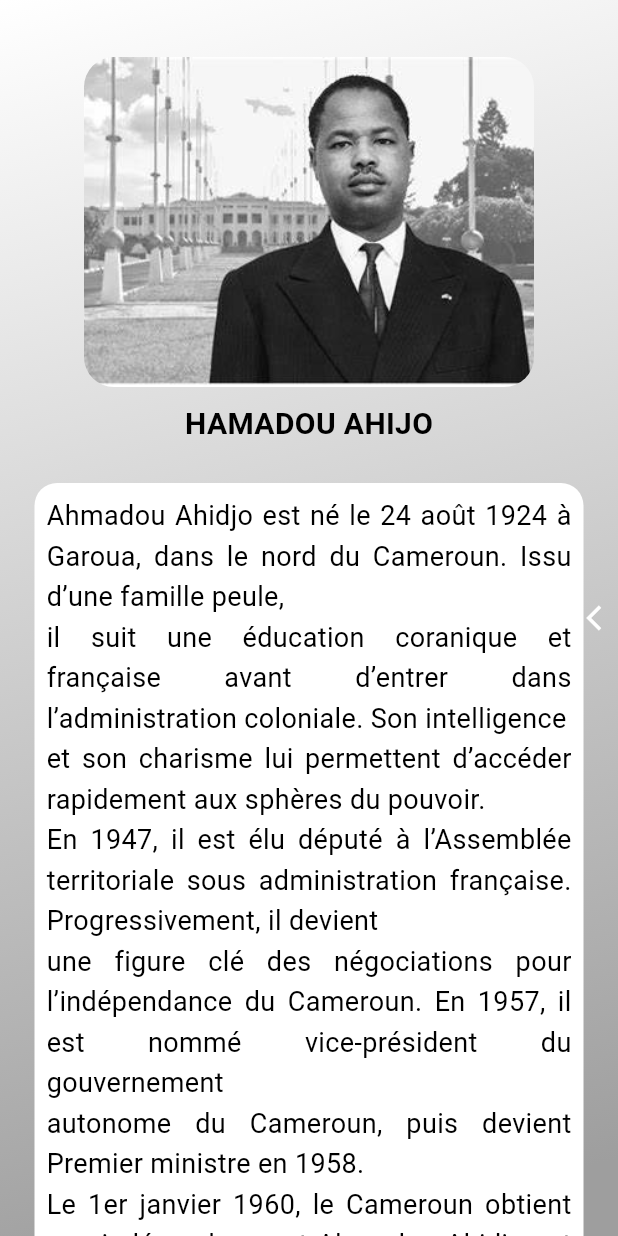
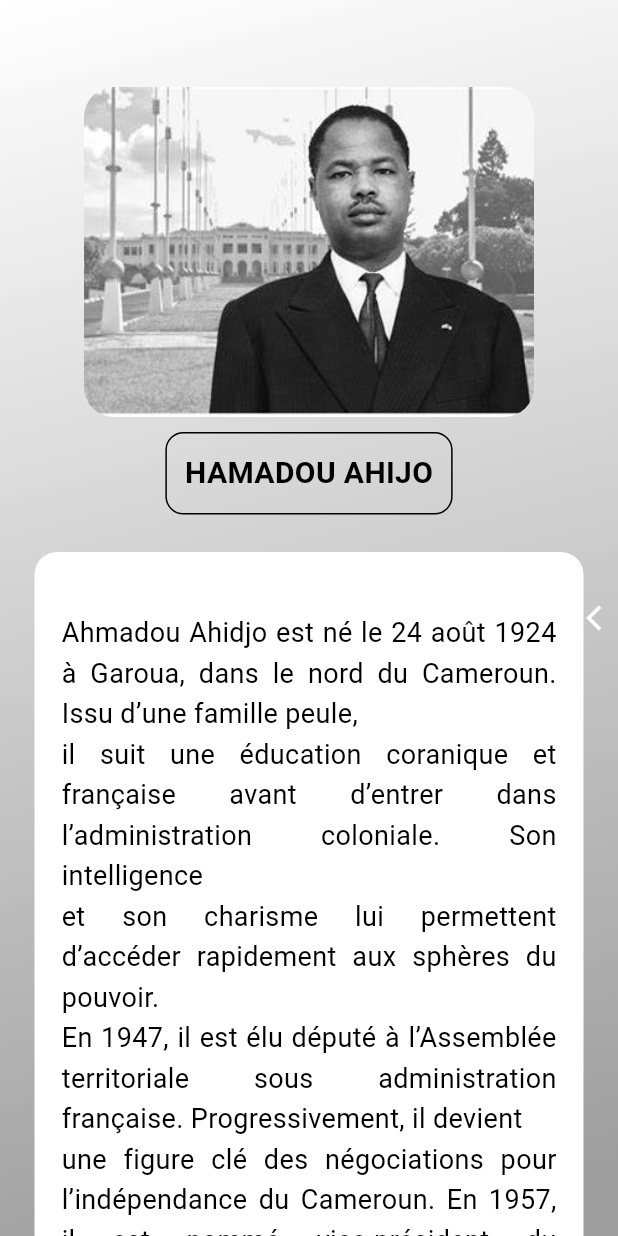
Before and after one commit to Idriss-rayan/familyquiz, a Flutter app: the screen it shows after launch, swiped to page 3, on a phone screen of 412 x 824 dp. Run offline on Flutter 3.47's test engine with Material 3 defaults, Android fonts, the phone set to English and light mode, and no system bars; drawn by our look-alikes of liquid_swipe; our stand-ins replace flutter_svg, get, websafe_svg.

Commit message:
container on history

```diff
--- a/lib/documentation/doc.dart
+++ b/lib/documentation/doc.dart
@@ -81,21 +81,30 @@ class Doc extends StatelessWidget {
         child: Column(
           mainAxisAlignment: MainAxisAlignment.center,
           children: [
-            SizedBox(height: 30),
+            SizedBox(height: 50),
             _buildImageContainer(imagePath),
             SizedBox(height: 10),
-            Text(
-              name,
-              style: TextStyle(
-                  fontSize: 20,
-                  fontWeight: FontWeight.bold,
-                  color: Colors.black),
+            Container(
+              padding: EdgeInsets.all(12),
+              decoration: BoxDecoration(
+                color: Colors.transparent,
+                borderRadius: BorderRadius.circular(12),
+                border: Border.all(color: Colors.black),
+              ),
+              child: Text(
+                name,
+                style: TextStyle(
+                    fontSize: 20,
+                    fontWeight: FontWeight.bold,
+                    color: Colors.black),
+              ),
             ),
             SizedBox(height: 10),
             Padding(
               padding: const EdgeInsets.all(15.0),
               child: Container(
-                padding: EdgeInsets.all(8.0),
+                padding:
+                    EdgeInsets.only(top: 40, left: 18, right: 18, bottom: 18),
                 decoration: BoxDecoration(
                   color: Colors.white,
                   borderRadius: BorderRadius.circular(15),
```
